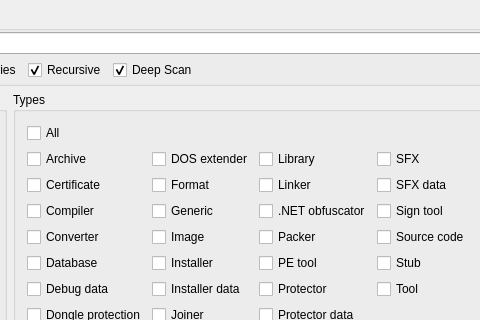
Above: gui_source/guimainwindow.ui from horsicq/NFD-sort before the change; both pictures show x 95 to 575 and y 0 to 320 of the 935 by 525 pixel window. Below: the same form after it.
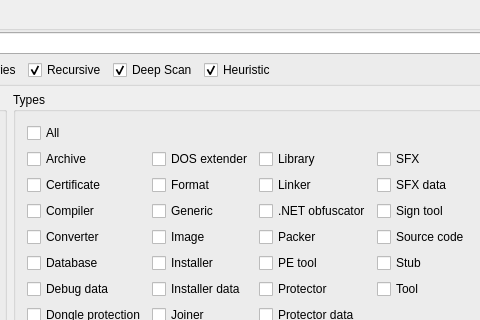
That is the form after the change.

```diff
--- a/gui_source/guimainwindow.ui
+++ b/gui_source/guimainwindow.ui
@@ -73,6 +73,16 @@
              </property>
             </widget>
            </item>
+           <item>
+            <widget class="QCheckBox" name="checkBoxHeuristicScan">
+             <property name="text">
+              <string>Heuristic</string>
+             </property>
+             <property name="checked">
+              <bool>true</bool>
+             </property>
+            </widget>
+           </item>
            <item>
             <spacer name="horizontalSpacer">
              <property name="orientation">
```
